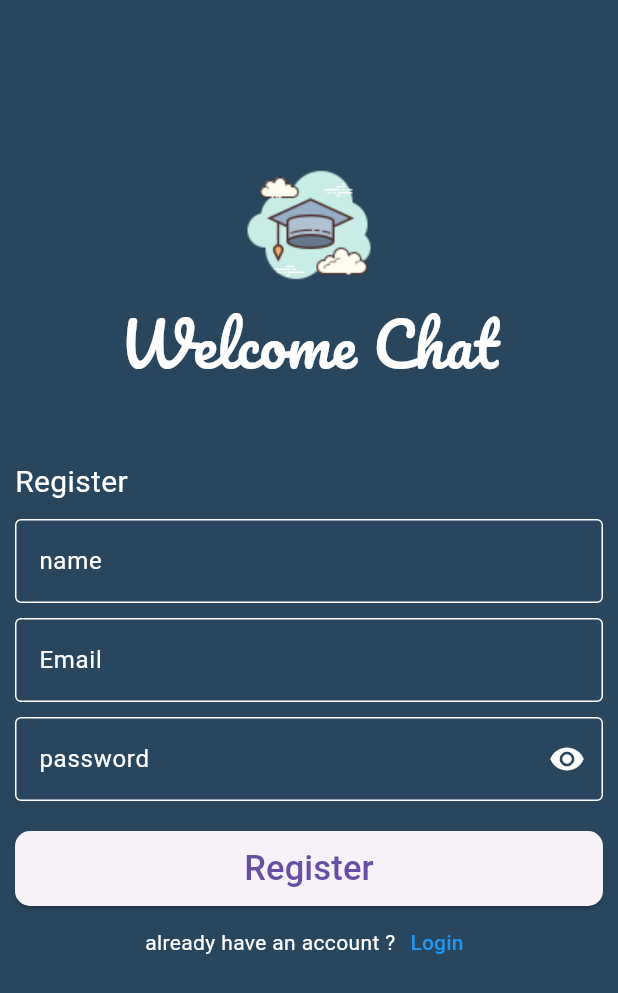
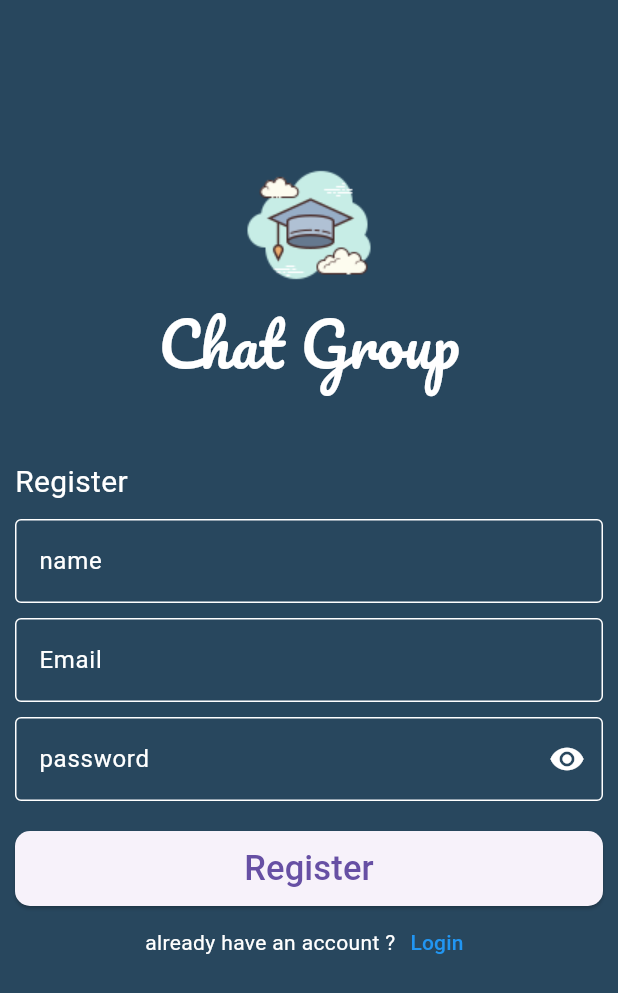
Before and after one commit to mhmedhossam/chatGroupApp, a Flutter app: the screen it shows after launch, after a tap on "Login", after a tap on "register", on a phone screen of 412 x 824 dp. Shown: the top 993 px of the screen. Run offline on Flutter 3.47's test engine with Material 3 defaults, Android fonts, the phone set to English and light mode, and no system bars; drawn by our look-alikes of modal_progress_hud_nsn; our stand-ins replace cloud_firestore, firebase_auth, firebase_core, flutter_bloc; accounts and stored records are empty; generated files the repository leaves out were written again.

Commit message:
add some edit

```diff
--- a/lib/core/constant/constants.dart
+++ b/lib/core/constant/constants.dart
@@ -1,6 +1,12 @@
 import 'package:flutter/cupertino.dart';
 import 'package:flutter/material.dart';
+import 'package:intl/intl.dart';
 
 const kPrimaryColor = Color(0xff28475E);
 const kMessageCollection = "messages";
 bool enablePass = true;
+String formatDate(DateTime Date) {
+  final format = DateFormat("jm");
+  final formattedTime = format.format(Date);
+  return formattedTime;
+}
--- /dev/null
+++ b/lib/core/utils/app_font.dart
@@ -0,0 +1,3 @@
+class AppFont {
+  static const String pacifico = "Pacifico";
+}
--- a/lib/features/auth/presentation/view/login_screen.dart
+++ b/lib/features/auth/presentation/view/login_screen.dart
@@ -1,4 +1,5 @@
 import 'package:chatapp/core/constant/constants.dart';
+import 'package:chatapp/core/utils/app_font.dart';
 import 'package:chatapp/features/auth/presentation/cubit/auth_cubit/auth_cubit.dart';
 import 'package:chatapp/features/auth/presentation/cubit/auth_cubit/auth_states.dart';
 import 'package:chatapp/features/chat/presentation/view/chat_page.dart';
@@ -55,11 +56,11 @@ class _LoginScreenState extends State<LoginScreen> {
                     Image.asset("assets/images/scholar.png", height: 100),
                     Center(
                       child: Text(
-                        "Welcome Chat",
+                        "Chat Group",
                         style: TextStyle(
                           fontSize: 40,
-                          fontFamily: "Pacifico",
                           color: Colors.white,
+                          fontFamily: AppFont.pacifico,
                         ),
                       ),
                     ),
@@ -74,6 +75,7 @@ class _LoginScreenState extends State<LoginScreen> {
                     ),
                     const SizedBox(height: 10),
                     CustomTextfieldWidget(
+                      autovalidateMode: cubit.autovalidateMode,
                       controller: cubit.emailController,
                       validator: (value) {
                         if (value == null || value.isEmpty) {
@@ -93,6 +95,8 @@ class _LoginScreenState extends State<LoginScreen> {
                     const SizedBox(height: 10),
 
                     CustomTextfieldWidget(
+                      autovalidateMode: cubit.autovalidateMode,
+
                       suffixIcon: IconButton(
                         onPressed: () {
                           enablePass = !enablePass;
@@ -122,6 +126,9 @@ class _LoginScreenState extends State<LoginScreen> {
                       onPressed: () {
                         if (cubit.formKey.currentState!.validate()) {
                           cubit.login();
+                        } else {
+                          cubit.autovalidateMode = AutovalidateMode.always;
+                          setState(() {});
                         }
                       },
                       text: "Login",
--- a/lib/features/auth/presentation/view/register_screen.dart
+++ b/lib/features/auth/presentation/view/register_screen.dart
@@ -1,5 +1,6 @@
 import 'package:chatapp/core/constant/constants.dart';
 import 'package:chatapp/core/dialogs/snack_bar.dart';
+import 'package:chatapp/core/utils/app_font.dart';
 import 'package:chatapp/features/auth/presentation/cubit/auth_cubit/auth_cubit.dart';
 import 'package:chatapp/features/auth/presentation/cubit/auth_cubit/auth_states.dart';
 import 'package:chatapp/features/chat/presentation/view/chat_page.dart';
@@ -58,10 +59,10 @@ class _RegisterScreenState extends State<RegisterScreen> {
                       Image.asset("assets/images/scholar.png", height: 100),
                       Center(
                         child: Text(
-                          "Welcome Chat",
+                          "Chat Group",
                           style: TextStyle(
+                            fontFamily: AppFont.pacifico,
                             fontSize: 40,
-                            fontFamily: "Pacifico",
                             color: Colors.white,
                           ),
                         ),
@@ -77,9 +78,10 @@ class _RegisterScreenState extends State<RegisterScreen> {
                       ),
                       const SizedBox(height: 10),
                       CustomTextfieldWidget(
+                        autovalidateMode: cubit.autovalidateMode,
                         controller: cubit.nameController,
                         validator: (value) {
-                          if (value!.isEmpty) {
+                          if (value == null || value.isEmpty) {
                             return " please enter your name";
                           }
                           return null;
@@ -90,6 +92,8 @@ class _RegisterScreenState extends State<RegisterScreen> {
                       ),
                       const SizedBox(height: 10),
                       CustomTextfieldWidget(
+                        autovalidateMode: cubit.autovalidateMode,
+
                         controller: cubit.emailController,
                         validator: (value) {
                           if (value!.isEmpty) {
@@ -108,14 +112,14 @@ class _RegisterScreenState extends State<RegisterScreen> {
                       const SizedBox(height: 10),
 
                       CustomTextfieldWidget(
+                        autovalidateMode: cubit.autovalidateMode,
+
                         controller: cubit.passwordController,
                         validator: (value) {
                           if (value!.isEmpty) {
                             return " please enter your password";
-                          } else if (value == "1234567") {
-                            return "please enter strong password";
                           } else if (value.length <= 6) {
-                            return " please enter right password";
+                            return " please enter Strong password";
                           }
                           return null;
                         },
@@ -140,6 +144,9 @@ class _RegisterScreenState extends State<RegisterScreen> {
                         onPressed: () async {
                           if (cubit.formKey.currentState!.validate()) {
                             cubit.register();
+                          } else {
+                            cubit.autovalidateMode = AutovalidateMode.always;
+                            setState(() {});
                           }
                         },
 
--- a/lib/features/auth/presentation/widgets/custom_textfield_widget.dart
+++ b/lib/features/auth/presentation/widgets/custom_textfield_widget.dart
@@ -5,6 +5,7 @@ class CustomTextfieldWidget extends StatelessWidget {
   final String label;
   bool obscure;
   Widget? suffixIcon;
+  AutovalidateMode? autovalidateMode;
   TextEditingController? controller;
   String? Function(String?)? validator;
   Function(String)? onChanged;
@@ -13,7 +14,7 @@ class CustomTextfieldWidget extends StatelessWidget {
     this.obscure = false,
     required this.hint,
     required this.label,
-
+    this.autovalidateMode,
     this.validator,
     this.controller,
     this.onChanged,
@@ -24,7 +25,7 @@ class CustomTextfieldWidget extends StatelessWidget {
   Widget build(BuildContext context) {
     return TextFormField(
       style: TextStyle(color: Colors.white),
-
+      autovalidateMode: autovalidateMode,
       controller: controller,
       validator: validator,
       onChanged: onChanged,
--- /dev/null
+++ b/lib/features/splash_screen/splash_screen.dart
@@ -0,0 +1,62 @@
+import 'dart:async';
+
+import 'package:chatapp/core/constant/constants.dart';
+import 'package:chatapp/core/utils/app_font.dart';
+import 'package:chatapp/features/auth/presentation/view/login_screen.dart';
+import 'package:flutter/material.dart';
+
+class SplashScreen extends StatefulWidget {
+  static String id = "splash_screen";
+  const SplashScreen({super.key});
+
+  @override
+  State<SplashScreen> createState() => _SplashScreenState();
+}
+
+class _SplashScreenState extends State<SplashScreen> {
+  @override
+  void initState() {
+    Timer(Duration(seconds: 5), () {
+      Navigator.pushNamedAndRemoveUntil(context, LoginScreen.id, (_) => false);
+    });
+    super.initState();
+  }
+
+  @override
+  Widget build(BuildContext context) {
+    return Scaffold(
+      body: Center(
+        child: Column(
+          mainAxisAlignment: MainAxisAlignment.center,
+          children: [
+            Image.asset(
+              "assets/images/scholar.png",
+              cacheHeight: 200,
+              cacheWidth: 200,
+              fit: BoxFit.contain,
+            ),
+
+            Text(
+              "Chat Group",
+              style: TextStyle(
+                fontSize: 35,
+                color: kPrimaryColor,
+                fontWeight: FontWeight.bold,
+                fontFamily: AppFont.pacifico,
+              ),
+            ),
+            SizedBox(height: 10),
+            Text(
+              "Join the conversation..",
+              style: TextStyle(
+                fontSize: 20,
+                color: kPrimaryColor,
+                fontWeight: FontWeight.bold,
+              ),
+            ),
+          ],
+        ),
+      ),
+    );
+  }
+}
--- a/lib/main.dart
+++ b/lib/main.dart
@@ -1,5 +1,7 @@
+import 'package:chatapp/core/utils/app_font.dart';
 import 'package:chatapp/features/chat/presentation/cubit/chat_cubit/chat_cubit.dart';
 import 'package:chatapp/features/auth/presentation/cubit/auth_cubit/auth_cubit.dart';
+import 'package:chatapp/features/splash_screen/splash_screen.dart';
 import 'package:chatapp/firebase_options.dart';
 import 'package:chatapp/features/chat/presentation/view/chat_page.dart';
 import 'package:chatapp/features/auth/presentation/view/login_screen.dart';
@@ -34,8 +36,10 @@ class ChatApp extends StatelessWidget {
           create: (context) => ChatCubit()..chatPage(),
           child: ChatPage(),
         ),
+
+        SplashScreen.id: (context) => SplashScreen(),
       },
-      initialRoute: LoginScreen.id,
+      initialRoute: SplashScreen.id,
       // home: LoginScreen(),
     );
   }
```
Also changed, not shown: lib/features/auth/presentation/cubit/auth_cubit/auth_cubit.dart (+7 -4 lines), lib/features/chat/presentation/view/chat_page.dart (+17 -8 lines), lib/features/chat/presentation/widgets/chat_bubble_reveiver.dart (+15 -6 lines), lib/features/chat/presentation/widgets/chat_buble_sender.dart (+22 -8 lines), pubspec.yaml (+9 -14 lines), pubspec.lock.
